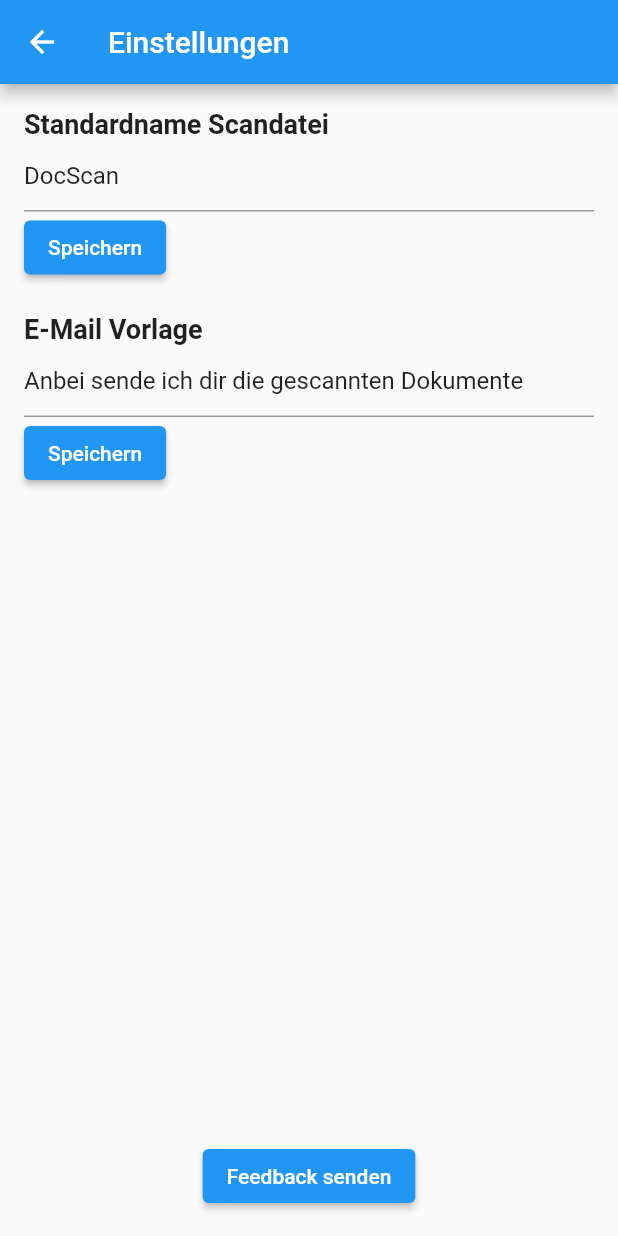
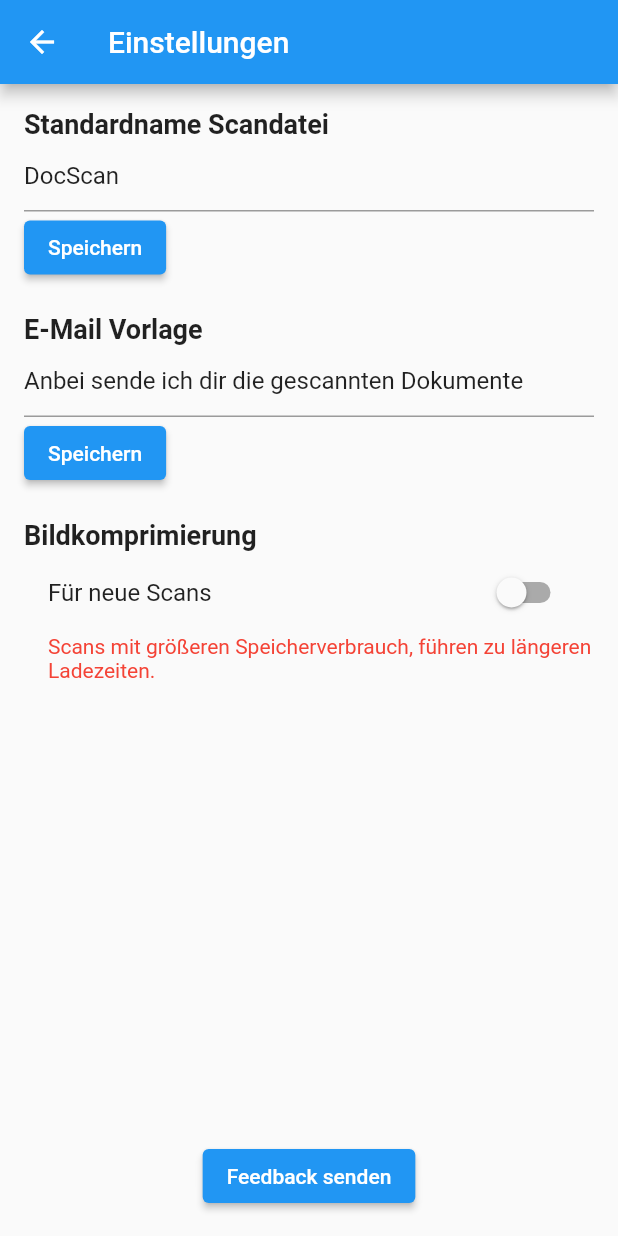
Before and after one commit to Overdoze47/docscan, a Flutter app: the screen it shows after launch, after a tap on the "settings" icon, on a phone screen of 412 x 824 dp. Run offline on Flutter 3.47's test engine with Material 2 defaults, Android fonts, the phone set to English and light mode, and no system bars; our stand-ins replace google_fonts, google_mobile_ads, image_picker, pdf, permission_handler, share_plus and 1 more; missing offline and left inert: cunning_document_scanner, flutter_email_sender, flutter_pdfview; network calls fail.

Commit message:
add Bildkomprimierung Button

```diff
--- a/lib/settings_page.dart
+++ b/lib/settings_page.dart
@@ -6,12 +6,17 @@ class SettingsPage extends StatefulWidget {
   final Function(String) onDefaultNameChanged;
   final String emailTemplate;
   final Function(String) onEmailTemplateChanged;
+  final bool imageCompression;
+  final Function(bool) onImageCompressionChanged;
+
 
   SettingsPage({
     required this.defaultDocumentName,
     required this.onDefaultNameChanged,
     required this.emailTemplate,
     required this.onEmailTemplateChanged,
+    required this.imageCompression,
+    required this.onImageCompressionChanged,
   });
 
   @override
@@ -49,7 +54,7 @@ class _SettingsPageState extends State<SettingsPage> {
       await FlutterEmailSender.send(email);
     } catch (error) {
       ScaffoldMessenger.of(context).showSnackBar(
-        SnackBar(
+        const SnackBar(
           content: Text('E-Mail-Client kann nicht geöffnet werden.'),
         ),
       );
@@ -60,22 +65,22 @@ class _SettingsPageState extends State<SettingsPage> {
   Widget build(BuildContext context) {
     return Scaffold(
       appBar: AppBar(
-        title: Text('Einstellungen'),
+        title: const Text('Einstellungen'),
       ),
       body: Stack(
         children: [
           Padding(
-            padding: EdgeInsets.all(16),
+            padding: const EdgeInsets.all(16),
             child: Column(
               crossAxisAlignment: CrossAxisAlignment.start,
               children: [
-                Text(
+                const Text(
                   'Standardname Scandatei',
                   style: TextStyle(fontSize: 18, fontWeight: FontWeight.bold),
                 ),
                 TextField(
                   controller: _defaultNameController,
-                  decoration: InputDecoration(
+                  decoration: const InputDecoration(
                     hintText: 'Standardname eingeben',
                   ),
                 ),
@@ -83,19 +88,19 @@ class _SettingsPageState extends State<SettingsPage> {
                   onPressed: () {
                     _onDefaultNameChanged(_defaultNameController.text);
                     ScaffoldMessenger.of(context).showSnackBar(
-                      SnackBar(content: Text('Standardname gespeichert.')),
+                      const SnackBar(content: Text('Standardname gespeichert.')),
                     );
                   },
-                  child: Text('Speichern'),
+                  child: const Text('Speichern'),
                 ),
-                SizedBox(height: 20),
-                Text(
+                const SizedBox(height: 20),
+                const Text(
                   'E-Mail Vorlage',
                   style: TextStyle(fontSize: 18, fontWeight: FontWeight.bold),
                 ),
                 TextField(
                   controller: _emailTemplateController,
-                  decoration: InputDecoration(
+                  decoration: const InputDecoration(
                     hintText: 'Standard E-Mail Text eingeben',
                   ),
                 ),
@@ -103,21 +108,43 @@ class _SettingsPageState extends State<SettingsPage> {
                   onPressed: () {
                     _onEmailTemplateChanged(_emailTemplateController.text);
                     ScaffoldMessenger.of(context).showSnackBar(
-                      SnackBar(content: Text('E-Mail Vorlage gespeichert.')),
+                      const SnackBar(content: Text('E-Mail Vorlage gespeichert.')),
                     );
                   },
-                  child: Text('Speichern'),
+                  child: const Text('Speichern'),
                 ),
+                const SizedBox(height: 20),
+                const Text(
+                  'Bildkomprimierung',
+                  style: TextStyle(fontSize: 18, fontWeight: FontWeight.bold),
+                ),
+                SwitchListTile(
+                  title: const Text('Für neue Scans'),
+                  value: widget.imageCompression,
+                  onChanged: (bool value) {
+                    setState(() {
+                      widget.onImageCompressionChanged(value);
+                    });
+                  },
+                ),
+                if (!widget.imageCompression)
+                  const Padding(
+                    padding: EdgeInsets.only(left: 16),
+                    child: Text(
+                      "Scans mit größeren Speicherverbrauch, führen zu längeren Ladezeiten.",
+                      style: TextStyle(fontSize: 14, color: Colors.red),
+                    ),
+                  ),
               ],
             ),
           ),
           Align(
             alignment: Alignment.bottomCenter,
             child: Padding(
-              padding: EdgeInsets.all(16),
+              padding: const EdgeInsets.all(16),
               child: ElevatedButton(
                 onPressed: _sendFeedbackEmail,
-                child: Text('Feedback senden'),
+                child: const Text('Feedback senden'),
               ),
             ),
           ),
--- a/pubspec.yaml
+++ b/pubspec.yaml
@@ -84,7 +84,6 @@ flutter:
     - assets/tessdata/
     - assets/icon.png
     - assets/share.png
-    - assets/pdf_logo.png
   #   - images/a_dot_ham.jpeg
 
   # An image asset can refer to one or more resolution-specific "variants", see
```
Also changed, not shown: lib/my_app.dart (+60 -0 lines), pubspec.lock.
